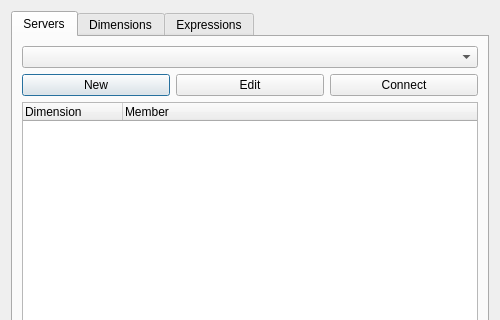
The window that ui/sdmx_dialog_base.ui (lmorandini/SDMXPlugin) describes before a commit, drawn with Qt 5; both pictures show x 0 to 500 and y 0 to 320 of the 500 by 600 pixel window.
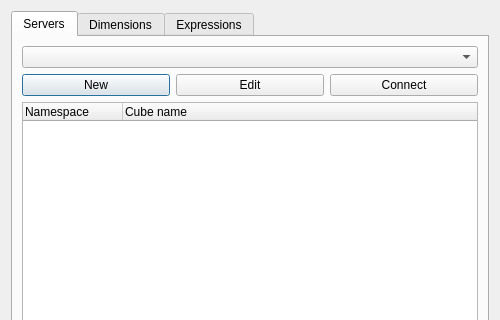
The same window after the commit.

Commit message:
[AUR-4970] Development of a QGIS plugin to query            SDMX data cubes via WFS
- Added filling of cubes and dimension tree widgets

Diff of the .ui file:
```diff
--- a/ui/sdmx_dialog_base.ui
+++ b/ui/sdmx_dialog_base.ui
@@ -85,12 +85,12 @@
                   </attribute>
                   <column>
                     <property name="text">
-                      <string>Dimension</string>
+                      <string>Namespace</string>
                     </property>
                   </column>
                   <column>
                     <property name="text">
-                      <string>Member</string>
+                      <string>Cube name</string>
                     </property>
                   </column>
                 </widget>
```
Left out of the diff: 22 changed lines with no effect on the pictures. The commit also changes 2 other files.
